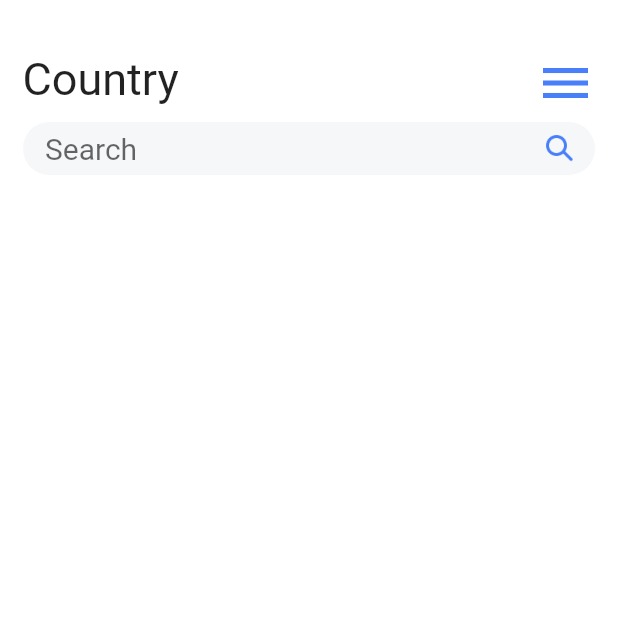
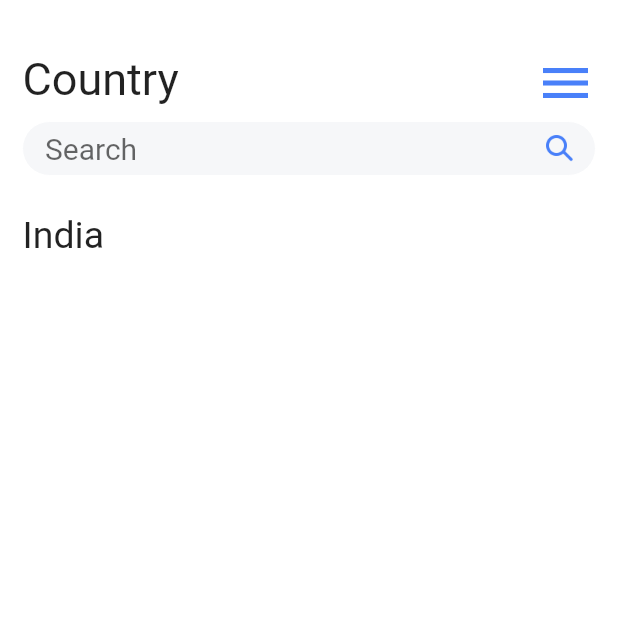
Before and after one commit to Thanhtho96/CragList, a Flutter app: the screen it shows after launch, after a tap on "LOGIN", on a phone screen of 412 x 824 dp, the top half of it. Run offline on Flutter 3.47's test engine with Material 2 defaults, Android fonts, the phone set to English and light mode, and no system bars; Roboto replaces fonts that are missing (SFProDisplay, SFProDisplay-Bold).

Commit message:
update main screen

```diff
--- a/lib/country_list.dart
+++ b/lib/country_list.dart
@@ -62,29 +62,40 @@ class _MyHomePageState extends State<MyHomePage> {
                           focusedBorder: new OutlineInputBorder(
                               borderRadius:
                                   BorderRadius.all(Radius.circular(32)),
-                              borderSide: BorderSide(
-                                  color: Colors.white, width: 0.0)),
+                              borderSide:
+                                  BorderSide(color: Colors.white, width: 0.0)),
                           enabledBorder: new OutlineInputBorder(
                               borderRadius:
                                   BorderRadius.all(Radius.circular(32)),
-                              borderSide: BorderSide(
-                                  color: Colors.white, width: 0.0)),
+                              borderSide:
+                                  BorderSide(color: Colors.white, width: 0.0)),
                           border: new OutlineInputBorder(
                               borderRadius:
                                   BorderRadius.all(Radius.circular(32)),
-                              borderSide: BorderSide(
-                                  color: Colors.white, width: 0.0)),
+                              borderSide:
+                                  BorderSide(color: Colors.white, width: 0.0)),
                           hintText: 'Search',
                           filled: true,
                           fillColor: Color.fromRGBO(246, 247, 249, 1),
                           suffixIcon: Image.asset(
                             "images/search.png",
-                            scale: 2,
+                            scale: 4,
+                            width: 24,
+                            height: 24,
                           )),
                       style: new TextStyle(
                           fontSize: 20.0, fontFamily: "SFProDisplay"),
                     )),
-              ]))
+                new Container(
+                  padding: EdgeInsets.only(top: 25),
+                  alignment: Alignment.topLeft,
+                  child: new Text(
+                    "India",
+                    style: new TextStyle(
+                        fontSize: 25, fontFamily: "SFProDisplay-Bold"),
+                  ),
+                ),
+              ])),
         ],
       ),
     );
--- a/lib/main.dart
+++ b/lib/main.dart
@@ -36,7 +36,8 @@ class _MyHomePageState extends State<MyHomePage> {
   @override
   Widget build(BuildContext context) {
     return new Scaffold(
-        body: new Stack(children: <Widget>[
+        body: new Container(
+      child: new Stack(children: <Widget>[
         new Container(
             padding: const EdgeInsets.all(0.0),
             alignment: Alignment.topLeft,
@@ -78,21 +79,21 @@ class _MyHomePageState extends State<MyHomePage> {
                             EdgeInsets.only(left: 15, top: 15, bottom: 15),
                         focusedBorder: new OutlineInputBorder(
                             borderRadius: BorderRadius.all(Radius.circular(4)),
-                          borderSide: BorderSide(
-                              color: Colors.white, width: 0.0)),
+                            borderSide:
+                                BorderSide(color: Colors.white, width: 0.0)),
                         enabledBorder: new OutlineInputBorder(
                             borderRadius: BorderRadius.all(Radius.circular(4)),
-                          borderSide: BorderSide(
-                              color: Colors.white, width: 0.0)),
+                            borderSide:
+                                BorderSide(color: Colors.white, width: 0.0)),
                         border: new OutlineInputBorder(
                             borderRadius: BorderRadius.all(Radius.circular(4)),
-                          borderSide: BorderSide(
-                              color: Colors.white, width: 0.0)),
+                            borderSide:
+                                BorderSide(color: Colors.white, width: 0.0)),
                         hintText: 'user name / email',
                         filled: true,
                         fillColor: Color.fromRGBO(246, 247, 249, 1)),
-                  style:
-                      new TextStyle(fontSize: 16.0, fontFamily: "SFProDisplay"),
+                    style: new TextStyle(
+                        fontSize: 16.0, fontFamily: "SFProDisplay"),
                   )),
               new Padding(padding: EdgeInsets.only(top: 20)),
               new Container(
@@ -104,21 +105,21 @@ class _MyHomePageState extends State<MyHomePage> {
                             EdgeInsets.only(left: 15, top: 15, bottom: 15),
                         focusedBorder: new OutlineInputBorder(
                             borderRadius: BorderRadius.all(Radius.circular(4)),
-                          borderSide: BorderSide(
-                              color: Colors.white, width: 0.0)),
+                            borderSide:
+                                BorderSide(color: Colors.white, width: 0.0)),
                         enabledBorder: new OutlineInputBorder(
                             borderRadius: BorderRadius.all(Radius.circular(4)),
-                          borderSide: BorderSide(
-                              color: Colors.white, width: 0.0)),
+                            borderSide:
+                                BorderSide(color: Colors.white, width: 0.0)),
                         border: new OutlineInputBorder(
                             borderRadius: BorderRadius.all(Radius.circular(4)),
-                          borderSide: BorderSide(
-                              color: Colors.white, width: 0.0)),
+                            borderSide:
+                                BorderSide(color: Colors.white, width: 0.0)),
                         hintText: 'password',
                         filled: true,
                         fillColor: Color.fromRGBO(246, 247, 249, 1)),
-                  style:
-                      new TextStyle(fontSize: 16.0, fontFamily: "SFProDisplay"),
+                    style: new TextStyle(
+                        fontSize: 16.0, fontFamily: "SFProDisplay"),
                   )),
               new Padding(padding: EdgeInsets.only(top: 20)),
               new ButtonTheme(
@@ -141,9 +142,15 @@ class _MyHomePageState extends State<MyHomePage> {
                           fontFamily: "SFProDisplay-Semibold"),
                     )),
               ),
-            new Padding(padding: EdgeInsets.only(top: 15)),
-            new Align(
-                alignment: Alignment.centerRight,
+            ])),
+        new Column(
+          mainAxisAlignment: MainAxisAlignment.spaceBetween,
+          mainAxisSize: MainAxisSize.max,
+          crossAxisAlignment: CrossAxisAlignment.end,
+          children: <Widget>[
+            new Container(
+                padding: EdgeInsets.only(top: 490, right: 15),
+                alignment: Alignment.topRight,
                 child: new InkWell(
                     child: new Text('Forgot Password?',
                         style: new TextStyle(
@@ -152,8 +159,8 @@ class _MyHomePageState extends State<MyHomePage> {
                             color: Color.fromRGBO(73, 128, 249, 1))),
                     onTap: () =>
                         launch('https://handsomeman.herokuapp.com/api'))),
-            new Padding(padding: EdgeInsets.only(top: 56)),
-            new Align(
+//                new Padding(padding: EdgeInsets.only(top: 56)),
+            new Container(
               alignment: Alignment.center,
               child: new InkWell(
                   child: new Text('Need an account? Click Here',
@@ -163,9 +170,10 @@ class _MyHomePageState extends State<MyHomePage> {
                           color: Color.fromRGBO(73, 128, 249, 1))),
                   onTap: () => launch('https://handsomeman.herokuapp.com/api')),
             ),
-            new Padding(padding: EdgeInsets.only(top: 56)),
-            new Align(
-                alignment: Alignment.center,
+//                new Padding(padding: EdgeInsets.only(top: 56)),
+            new Container(
+                padding: EdgeInsets.only(bottom: 10),
+                alignment: Alignment.bottomCenter,
                 child: new InkWell(
                   child: new Text("FAQ - Privacy Policy",
                       style: new TextStyle(
@@ -176,7 +184,7 @@ class _MyHomePageState extends State<MyHomePage> {
                 ))
           ],
         ),
-      ),
-    ]));
+      ]),
+    ));
   }
 }
```
Also changed, not shown: images/search.png. Lines whose indentation alone changed are shown as unchanged.
